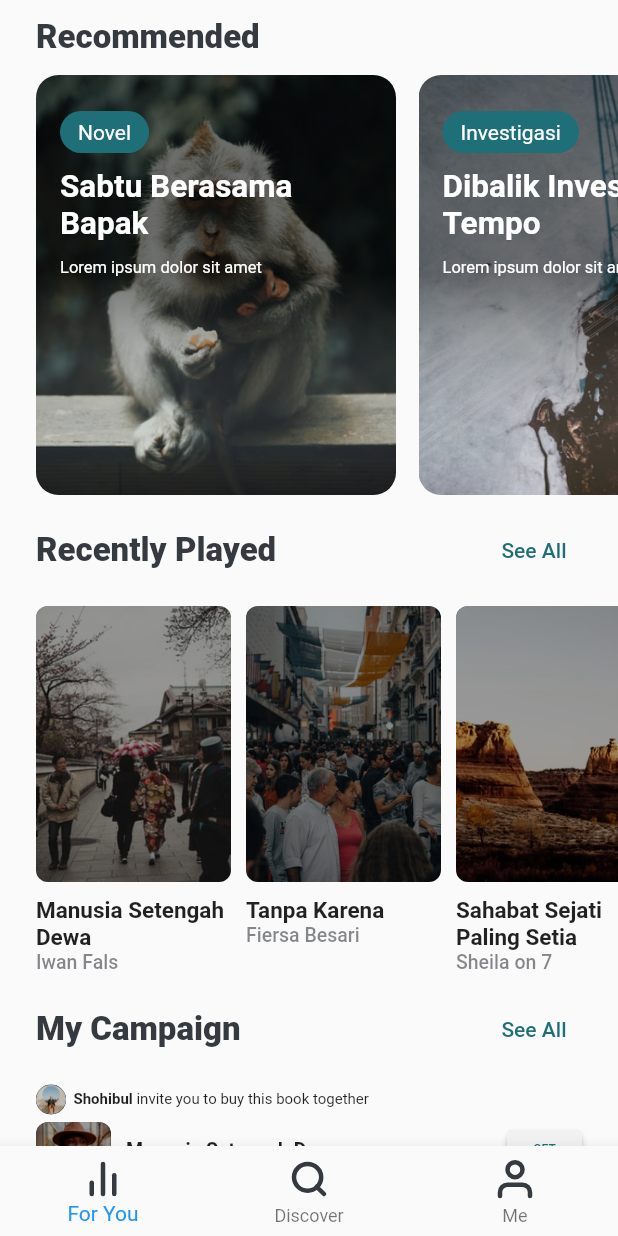
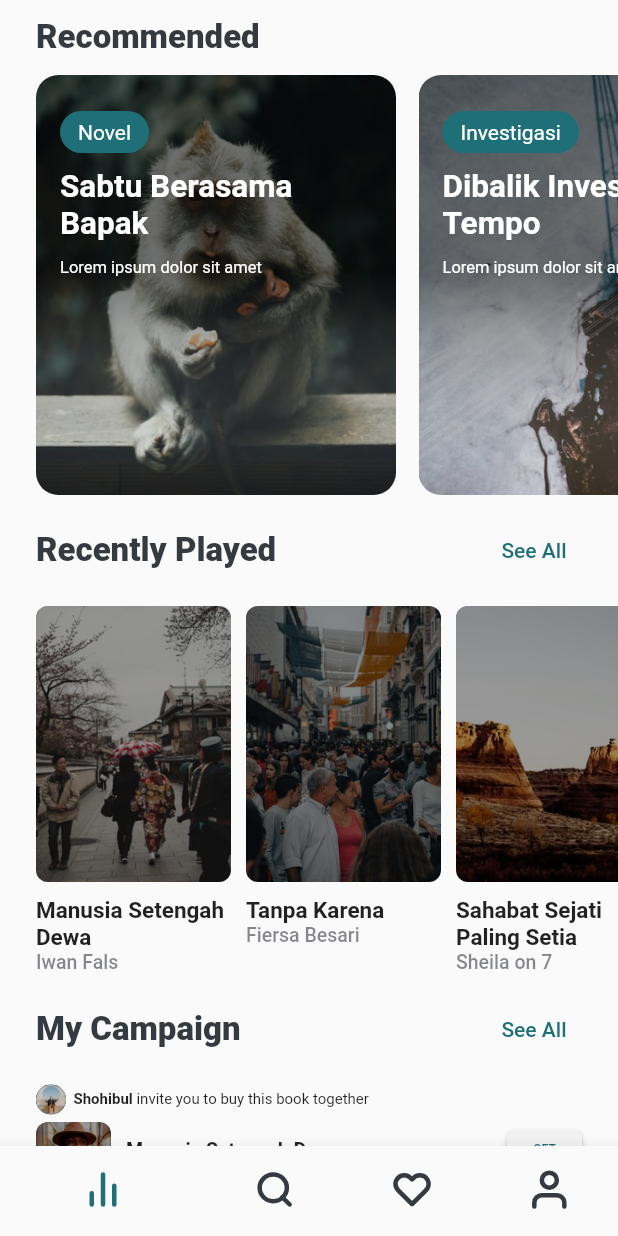
Before and after one commit to Azzamubaidillah/Flutter-UI, a Flutter app: the screen it shows after launch, on a phone screen of 412 x 824 dp. Run offline on Flutter 3.47's test engine with Material 2 defaults, Android fonts, the light colour scheme and no system bars; our stand-ins replace flutter_signin_button, flutter_svg, get, introduction_screen, line_icons.

Commit message:
categories assets

```diff
--- a/nubook/lib/app/modules/dashboard/views/dashboard_view.dart
+++ b/nubook/lib/app/modules/dashboard/views/dashboard_view.dart
@@ -8,8 +8,8 @@ import 'package:nubook/app/modules/discover/views/discover_view.dart';
 import 'package:nubook/app/modules/favorites/views/favorites_view.dart';
 import 'package:nubook/app/modules/home/views/home_view.dart';
 import 'package:nubook/app/modules/user/views/user_view.dart';
+import 'package:nubook/const.dart';
 
-import '../../../../const.dart';
 import '../controllers/dashboard_controller.dart';
 
 class DashboardView extends GetView<DashboardController> {
@@ -30,10 +30,15 @@ class DashboardView extends GetView<DashboardController> {
         bottomNavigationBar: BottomNavigationBar(
           onTap: controller.changeTabIndex,
           currentIndex: controller.tabIndex,
+          showSelectedLabels: false,
           items: [
             BottomNavigationBarItem(
               icon: SvgPicture.asset(
                 "assets/icons/foryou.svg",
+              ),
+              activeIcon: SvgPicture.asset(
+                "assets/icons/foryou.svg",
+                color: kPrimary,
               ),
               label: "For You",
             ),
@@ -41,14 +46,31 @@ class DashboardView extends GetView<DashboardController> {
               icon: SvgPicture.asset(
                 "assets/icons/discover.svg",
               ),
+              activeIcon: SvgPicture.asset(
+                "assets/icons/discover.svg",
+                color: kPrimary,
+              ),
               label: "Discover",
+            ),
+            BottomNavigationBarItem(
+              icon: SvgPicture.asset(
+                "assets/icons/favorites.svg",
+              ),
+              activeIcon: SvgPicture.asset(
+                "assets/icons/favorites.svg",
+                color: kPrimary,
+              ),
+              label: "Favorites",
             ),
             BottomNavigationBarItem(
               icon: SvgPicture.asset("assets/icons/me.svg"),
               label: "Me",
+              activeIcon: SvgPicture.asset(
+                "assets/icons/me.svg",
+                color: kPrimary,
+              ),
             ),
           ],
-          selectedLabelStyle: TextStyle(color: kGrayWhite),
         ),
       );
     });
```
Also changed, not shown: nubook/assets/images/categories_1.png (added), nubook/assets/images/categories_2.png (added), nubook/assets/images/categories_3.png (added), nubook/assets/images/categories_4.png (added), nubook/assets/images/categories_5.png (added), nubook/assets/images/categories_6.png (added), nubook/assets/images/categories_7.png (added), nubook/assets/images/categories_8.png (added).
